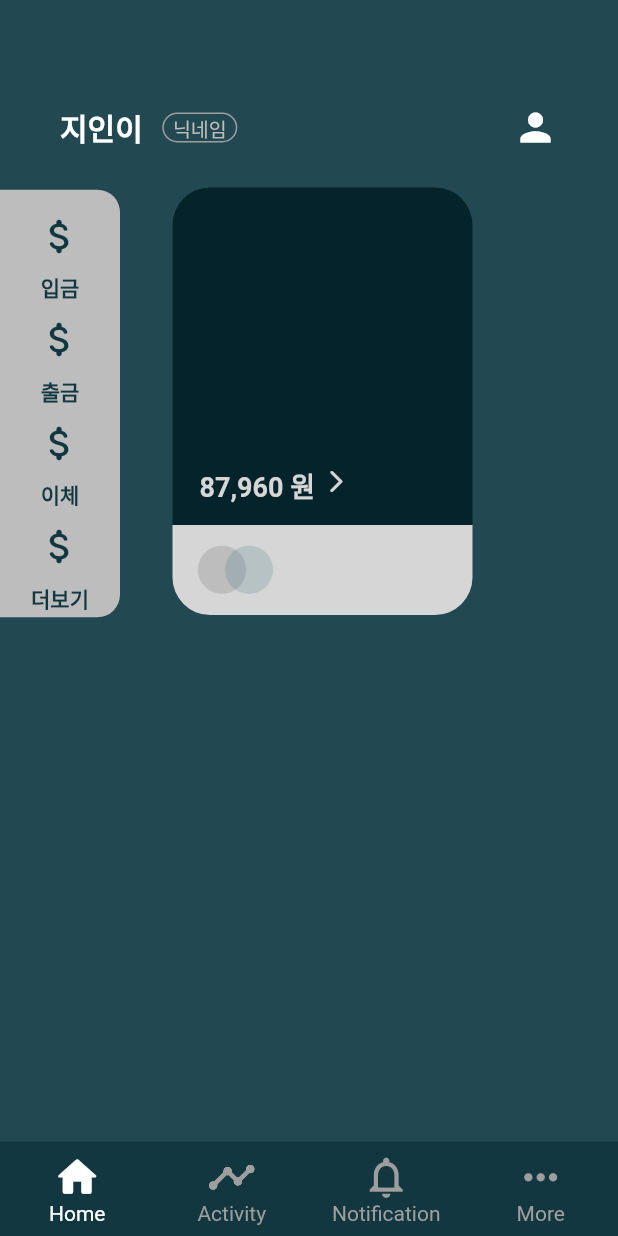
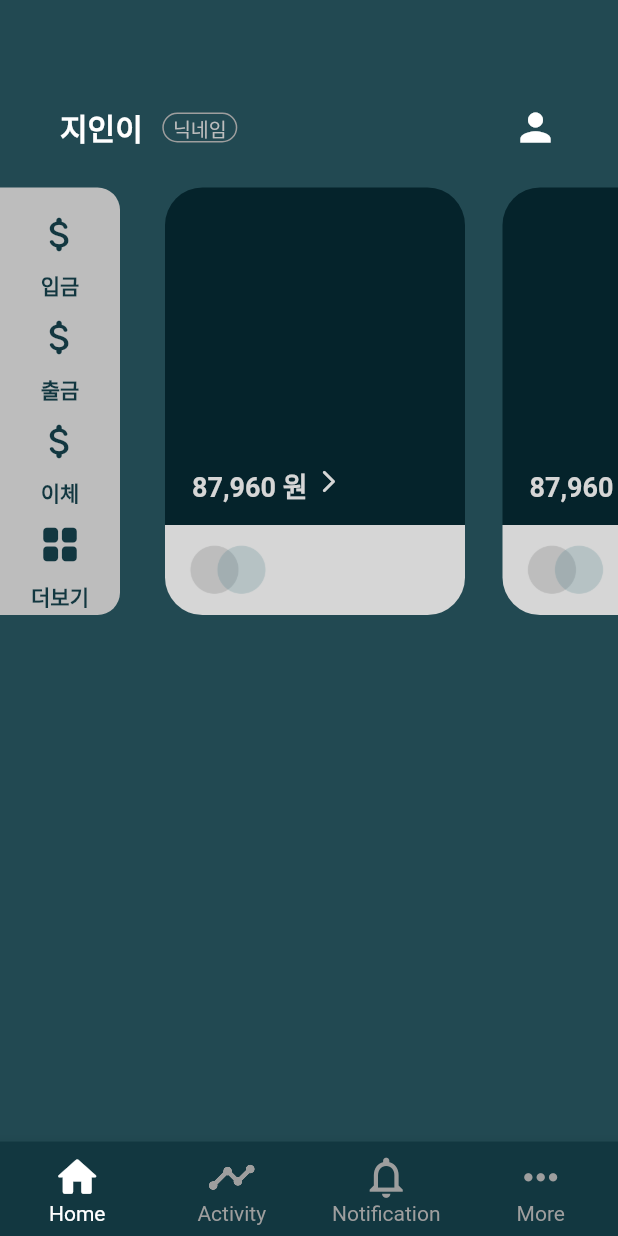
Before and after one commit to zixxin/FlutterProject02, a Flutter app: the screen it shows after launch, on a phone screen of 412 x 824 dp. Run offline on Flutter 3.47's test engine with Material 2 defaults, Android fonts, the phone set to English and light mode, and no system bars.

Commit message:
20220122 가로 스크롤 구현 (하지만 고정은 실패)

```diff
--- a/lib/main.dart
+++ b/lib/main.dart
@@ -70,12 +70,13 @@ class _MyHomePageState extends State<MyHomePage> {
         ],
       ),
       body: ListView(
-          // ListView : 스크롤 가능 (children)
-          padding: const EdgeInsets.only(
-              // , left: 30.0, right: 30.0
-              top: 70.0,
-              bottom: 20.0),
-          children: <Widget>[_user(), _cardLine()]),
+        // ListView : 스크롤 가능 (children)
+        padding: const EdgeInsets.only(
+            // , left: 30.0, right: 30.0
+            top: 70.0,
+            bottom: 20.0),
+        children: <Widget>[_user(), _cardscroller()],
+      ),
     );
   }
 }
@@ -165,24 +166,6 @@ Widget _user() {
   );
 }
 
-// Widget _menus1() {
-//   return Row(
-//     mainAxisAlignment: MainAxisAlignment.center,
-//     crossAxisAlignment: CrossAxisAlignment.center,
-//     children: <Widget>[
-//       Container(
-//           padding: const EdgeInsets.only(left: 22.0, right: 26.0, top: 3.0),
-//           width: 330,
-//           height: 80,
-//           decoration: BoxDecoration(
-//               color: Colors.grey[400],
-//               borderRadius: BorderRadius.circular(15) //모서리를 둥글게
-//               ),
-//           child: _menudetails1()),
-//     ],
-//   );
-// }
-
 Widget _menus() {
   return Row(
     mainAxisAlignment: MainAxisAlignment.start,
@@ -203,83 +186,6 @@ Widget _menus() {
     ],
   );
 }
-
-// Widget _menudetails1() {
-//   return Row(
-//     mainAxisAlignment: MainAxisAlignment.spaceBetween,
-//     crossAxisAlignment: CrossAxisAlignment.center,
-//     children: <Widget>[
-//       Column(
-//         mainAxisAlignment: MainAxisAlignment.start,
-//         crossAxisAlignment: CrossAxisAlignment.center,
-//         // Row에서는 mainAxis가 가로, crossAxis가 세로
-//         // Column에서는 crossAxis가 가로, mainAxis가 세로
-//         children: [
-//           IconButton(
-//             icon: const Icon(Icons.attach_money_rounded),
-//             color: const Color(0xFF123740),
-//             iconSize: 30.0,
-//             onPressed: () {},
-//           ),
-//           const Text('입금',
-//               style: TextStyle(
-//                   color: Color(0xFF123740), fontWeight: FontWeight.bold))
-//         ],
-//       ),
-//       Column(
-//         mainAxisAlignment: MainAxisAlignment.start,
-//         crossAxisAlignment: CrossAxisAlignment.center,
-//         // Row에서는 mainAxis가 가로, crossAxis가 세로
-//         // Column에서는 crossAxis가 가로, mainAxis가 세로
-//         children: [
-//           IconButton(
-//             icon: const Icon(Icons.attach_money_rounded),
-//             color: const Color(0xFF123740),
-//             iconSize: 30.0,
-//             onPressed: () {},
-//           ),
-//           const Text('출금',
-//               style: TextStyle(
-//                   color: Color(0xFF123740), fontWeight: FontWeight.bold))
-//         ],
-//       ),
-//       Column(
-//         mainAxisAlignment: MainAxisAlignment.start,
-//         crossAxisAlignment: CrossAxisAlignment.center,
-//         // Row에서는 mainAxis가 가로, crossAxis가 세로
-//         // Column에서는 crossAxis가 가로, mainAxis가 세로
-//         children: [
-//           IconButton(
-//             icon: const Icon(Icons.attach_money_rounded),
-//             color: const Color(0xFF123740),
-//             iconSize: 30.0,
-//             onPressed: () {},
-//           ),
-//           const Text('이체',
-//               style: TextStyle(
-//                   color: Color(0xFF123740), fontWeight: FontWeight.bold))
-//         ],
-//       ),
-//       Column(
-//         mainAxisAlignment: MainAxisAlignment.start,
-//         crossAxisAlignment: CrossAxisAlignment.center,
-//         // Row에서는 mainAxis가 가로, crossAxis가 세로
-//         // Column에서는 crossAxis가 가로, mainAxis가 세로
-//         children: [
-//           IconButton(
-//             icon: const Icon(Icons.attach_money_rounded),
-//             color: const Color(0xFF123740),
-//             iconSize: 30.0,
-//             onPressed: () {},
-//           ),
-//           const Text('더보기',
-//               style: TextStyle(
-//                   color: Color(0xFF123740), fontWeight: FontWeight.bold))
-//         ],
-//       ),
-//     ],
-//   );
-// }
 
 Widget _menudetails() {
   return Column(
@@ -374,7 +280,7 @@ Widget _menudetails() {
             // Column에서는 crossAxis가 가로, mainAxis가 세로
             children: [
               IconButton(
-                icon: const Icon(Icons.attach_money_rounded),
+                icon: const Icon(Icons.grid_view_rounded),
                 color: const Color(0xFF123740),
                 iconSize: 30.0,
                 onPressed: () {},
@@ -385,6 +291,27 @@ Widget _menudetails() {
             ],
           ),
         ],
+      ),
+    ],
+  );
+}
+
+// card 나열을 위한 가로 스크롤
+Widget _cardscroller() {
+  return Column(
+    // mainAxisAlignment: MainAxisAlignment.start,
+    crossAxisAlignment: CrossAxisAlignment.start,
+    // Row에서는 mainAxis가 가로, crossAxis가 세로
+    // Column에서는 crossAxis가 가로, mainAxis가 세로
+    children: <Widget>[
+      SizedBox(
+        height: 330, // fixed height
+        child: ListView(
+          scrollDirection: Axis.horizontal,
+          shrinkWrap: true,
+          // ListView : 스크롤 가능 (children)
+          children: <Widget>[_cardLine()],
+        ),
       ),
     ],
   );
@@ -401,9 +328,9 @@ Widget _cardLine() {
         // Column에서는 crossAxis가 가로, mainAxis가 세로
         children: [
           Container(
-            width: 100,
+            width: 80,
             height: 285,
-            margin: const EdgeInsets.only(top: 8.0),
+            margin: const EdgeInsets.only(top: 25.0),
             decoration: const BoxDecoration(
                 borderRadius: BorderRadius.only(
                     topRight: Radius.circular(25),
@@ -418,7 +345,7 @@ Widget _cardLine() {
         crossAxisAlignment: CrossAxisAlignment.start,
         // Row에서는 mainAxis가 가로, crossAxis가 세로
         // Column에서는 crossAxis가 가로, mainAxis가 세로
-        children: [Container(width: 15)],
+        children: [Container(width: 30)],
       ),
       Column(
         // mainAxisAlignment: MainAxisAlignment.start,
@@ -427,40 +354,44 @@ Widget _cardLine() {
         // Column에서는 crossAxis가 가로, mainAxis가 세로
         children: [_card()],
       ),
+      Column(
+        // mainAxisAlignment: MainAxisAlignment.start,
+        crossAxisAlignment: CrossAxisAlignment.start,
+        // Row에서는 mainAxis가 가로, crossAxis가 세로
+        // Column에서는 crossAxis가 가로, mainAxis가 세로
+        children: [Container(width: 25)],
+      ),
+      Column(
+        // mainAxisAlignment: MainAxisAlignment.start,
+        crossAxisAlignment: CrossAxisAlignment.start,
+        // Row에서는 mainAxis가 가로, crossAxis가 세로
+        // Column에서는 crossAxis가 가로, mainAxis가 세로
+        children: [_card()],
+      ),
+      Column(
+        // mainAxisAlignment: MainAxisAlignment.start,
+        crossAxisAlignment: CrossAxisAlignment.start,
+        // Row에서는 mainAxis가 가로, crossAxis가 세로
+        // Column에서는 crossAxis가 가로, mainAxis가 세로
+        children: [Container(width: 25)],
+      ),
+      Column(
+        // mainAxisAlignment: MainAxisAlignment.start,
+        crossAxisAlignment: CrossAxisAlignment.start,
+        // Row에서는 mainAxis가 가로, crossAxis가 세로
+        // Column에서는 crossAxis가 가로, mainAxis가 세로
+        children: [_card()],
+      ),
+      Column(
+        // mainAxisAlignment: MainAxisAlignment.start,
+        crossAxisAlignment: CrossAxisAlignment.start,
+        // Row에서는 mainAxis가 가로, crossAxis가 세로
+        // Column에서는 crossAxis가 가로, mainAxis가 세로
+        children: [Container(width: 25)],
+      ),
     ],
   );
 }
-
-// Widget _card1() {
-//   return Column(
-//     mainAxisAlignment: MainAxisAlignment.spaceBetween,
-//     children: <Widget>[
-//       Container(
-//         width: 330,
-//         height: 145,
-//         margin: const EdgeInsets.only(top: 20.0),
-//         decoration: const BoxDecoration(
-//             color: Color(0xFF05232B),
-//             borderRadius: BorderRadius.only(
-//                 topRight: Radius.circular(20),
-//                 topLeft: Radius.circular(20)) //모서리를 둥글게
-//             ),
-//       ),
-//       Container(
-//         width: 330,
-//         height: 60,
-//         margin: const EdgeInsets.only(bottom: 20.0),
-//         decoration: BoxDecoration(
-//             color: Colors.grey[350],
-//             borderRadius: const BorderRadius.only(
-//                 bottomRight: Radius.circular(20),
-//                 bottomLeft: Radius.circular(20)) //모서리를 둥글게
-//             ),
-//         child: _card1Under(),
-//       ),
-//     ],
-//   );
-// }
 
 Widget _card() {
   return Column(
@@ -496,38 +427,6 @@ Widget _card() {
   );
 }
 
-// Widget _card1Under() {
-//   return Row(
-//     mainAxisAlignment: MainAxisAlignment.spaceBetween,
-//     crossAxisAlignment: CrossAxisAlignment.center,
-//     children: <Widget>[
-//       Column(
-//         mainAxisAlignment: MainAxisAlignment.center,
-//         crossAxisAlignment: CrossAxisAlignment.start,
-//         // Row에서는 mainAxis가 가로, crossAxis가 세로
-//         // Column에서는 crossAxis가 가로, mainAxis가 세로
-//         children: [
-//           Container(
-//               width: 60,
-//               height: 40,
-//               margin: const EdgeInsets.only(left: 15.0),
-//               child: Image.asset("img/master_card.png")),
-//         ],
-//       ),
-//       Column(
-//         mainAxisAlignment: MainAxisAlignment.center,
-//         crossAxisAlignment: CrossAxisAlignment.start,
-//         // Row에서는 mainAxis가 가로, crossAxis가 세로
-//         // Column에서는 crossAxis가 가로, mainAxis가 세로
-//         children: [
-//           Container(
-//               margin: const EdgeInsets.only(right: 15.0), child: _money1()),
-//         ],
-//       ),
-//     ],
-//   );
-// }
-
 Widget _cardUnder() {
   return Row(
     mainAxisAlignment: MainAxisAlignment.spaceBetween,
@@ -549,53 +448,6 @@ Widget _cardUnder() {
     ],
   );
 }
-
-// Widget _money1() {
-//   return Row(
-//     mainAxisAlignment: MainAxisAlignment.spaceBetween,
-//     children: <Widget>[
-//       Column(
-//         // mainAxisAlignment: MainAxisAlignment.start,
-//         crossAxisAlignment: CrossAxisAlignment.start,
-//         // Row에서는 mainAxis가 가로, crossAxis가 세로
-//         // Column에서는 crossAxis가 가로, mainAxis가 세로
-//         children: const [
-//           Text(
-//             '87,960 원',
-//             style: TextStyle(
-//                 color: Color(0xFF05232B),
-//                 fontWeight: FontWeight.bold,
-//                 fontSize: 20),
-//           ),
-//         ],
-//       ),
-//       Column(
-//         // mainAxisAlignment: MainAxisAlignment.start,
-//         crossAxisAlignment: CrossAxisAlignment.start,
-//         // Row에서는 mainAxis가 가로, crossAxis가 세로
-//         // Column에서는 crossAxis가 가로, mainAxis가 세로
-//         children: [Container(width: 5)],
-//       ),
-//       Column(
-//         // mainAxisAlignment: MainAxisAlignment.start,
-//         crossAxisAlignment: CrossAxisAlignment.start,
-//         // Row에서는 mainAxis가 가로, crossAxis가 세로
-//         // Column에서는 crossAxis가 가로, mainAxis가 세로
-//         children: [
-//           IconButton(
-//             // 아래 두 줄의 코드가 IconButton의 의미없는 여백을 줄임
-//             padding: EdgeInsets.zero, // 패딩 설정
-//             constraints: const BoxConstraints(), // constraints
-//             icon: const Icon(Icons.arrow_forward_ios_rounded),
-//             color: const Color(0xFF05232B),
-//             iconSize: 20.0,
-//             onPressed: () {},
-//           ),
-//         ],
-//       ),
-//     ],
-//   );
-// }
 
 Widget _money() {
   return Row(
```
